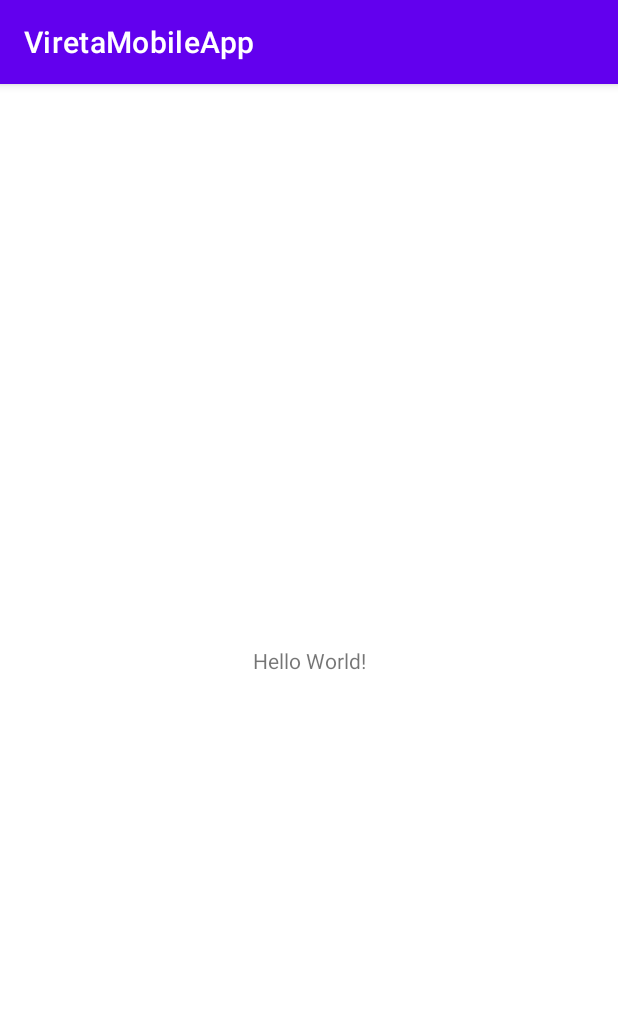
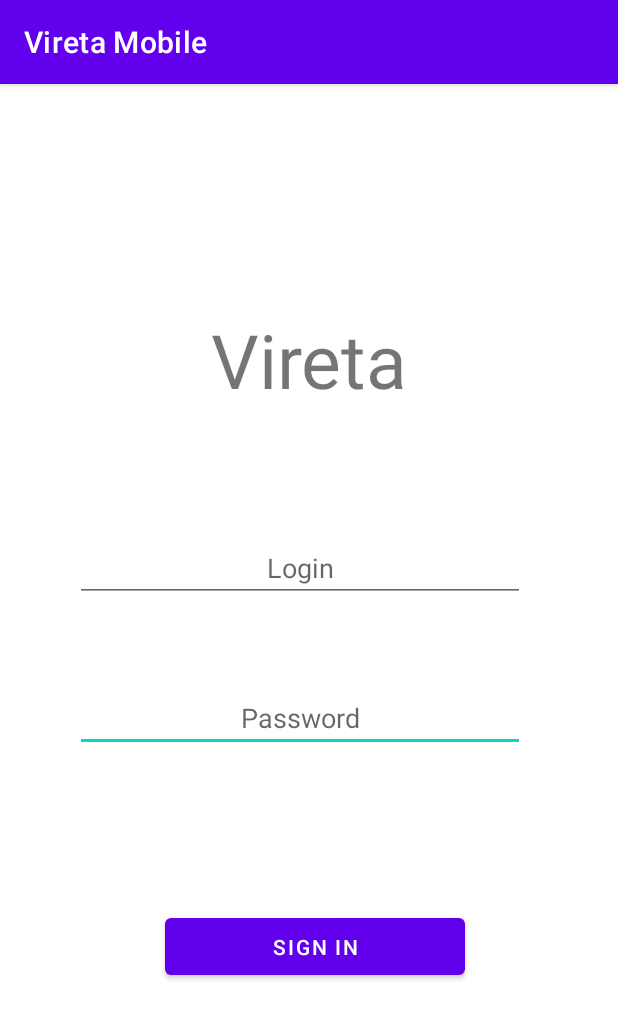
Before and after one commit to VladPryad/vireta-mobile, an Android app: the screen it shows after launch (MainActivity), on a phone screen of 412 x 824 dp. Shown: the top 1019 px of the screen. Run offline under Robolectric (Android 15) with nearby library versions, the phone set to English and light mode, and no system bars; our stand-ins replace data binding; libraries missing offline, so code that uses them is left out: org.jetbrains.anko.

Commit message:
Login done

```diff
--- a/app/src/main/AndroidManifest.xml
+++ b/app/src/main/AndroidManifest.xml
@@ -1,11 +1,14 @@
 <?xml version="1.0" encoding="utf-8"?>
 <manifest xmlns:android="http://schemas.android.com/apk/res/android"
     package="com.example.viretamobileapp">
+    <uses-permission android:name="android.permission.INTERNET" />
+    <uses-permission android:name="android.permission.ACCESS_NETWORK_STATE" />
 
     <application
         android:allowBackup="true"
+        android:usesCleartextTraffic="true"
         android:icon="@mipmap/ic_launcher"
-        android:label="@string/app_name"
+        android:label="Vireta Mobile"
         android:roundIcon="@mipmap/ic_launcher_round"
         android:supportsRtl="true"
         android:theme="@style/Theme.ViretaMobileApp">
--- /dev/null
+++ b/app/src/main/java/com/example/viretamobileapp/LoginFragment.kt
@@ -0,0 +1,99 @@
+package com.example.viretamobileapp
+
+import android.os.Bundle
+import android.util.Log
+import androidx.fragment.app.Fragment
+import android.view.LayoutInflater
+import android.view.View
+import android.view.ViewGroup
+import android.widget.Button
+import android.widget.EditText
+import android.widget.Toast
+import androidx.navigation.findNavController
+import org.jetbrains.anko.doAsync
+import org.jetbrains.anko.uiThread
+import org.json.JSONObject
+import java.net.URL
+
+// TODO: Rename parameter arguments, choose names that match
+// the fragment initialization parameters, e.g. ARG_ITEM_NUMBER
+private const val ARG_PARAM1 = "param1"
+private const val ARG_PARAM2 = "param2"
+
+/**
+ * A simple [Fragment] subclass.
+ * Use the [LoginFragment.newInstance] factory method to
+ * create an instance of this fragment.
+ */
+class LoginFragment : Fragment() {
+    // TODO: Rename and change types of parameters
+    private var param1: String? = null
+    private var param2: String? = null
+
+    override fun onCreate(savedInstanceState: Bundle?) {
+        super.onCreate(savedInstanceState)
+        arguments?.let {
+            param1 = it.getString(ARG_PARAM1)
+            param2 = it.getString(ARG_PARAM2)
+        }
+    }
+
+    override fun onCreateView(
+        inflater: LayoutInflater, container: ViewGroup?,
+        savedInstanceState: Bundle?
+    ): View? {
+        // Inflate the layout for this fragment
+        return inflater.inflate(R.layout.fragment_login, container, false)
+    }
+
+    override fun onViewCreated(view: View, savedInstanceState: Bundle?) {
+        super.onViewCreated(view, savedInstanceState)
+
+        val button: Button = view.findViewById(R.id.button_login) as Button
+        button.setOnClickListener { viewButton: View ->
+            var loginTextEdit = view.findViewById(R.id.text_login) as EditText
+            var passwordTextEdit = view.findViewById(R.id.text_password) as EditText
+            val login: String = loginTextEdit.text.toString()
+            val password: String = passwordTextEdit.text.toString()
+            if(password.toString().trim().equals("") or login.toString().trim().equals("")) {
+                Toast.makeText(activity, "Fields are not valid", Toast.LENGTH_LONG).show()
+            } else {
+                val url: String = "http://10.0.2.2:3000/account?username=$login&password=$password"
+                doAsync {
+                    val apiResponse = URL(url).readText()
+                    Log.d("RES", apiResponse)
+                    if(!JSONObject(apiResponse).getBoolean("isLoggedIn")) {
+                        uiThread {
+                            Toast.makeText(activity, "Unauthorized", Toast.LENGTH_LONG).show()
+                        }
+                    } else {
+                        uiThread {
+                            view.findNavController().navigate(R.id.action_loginFragment_to_mainFragment)
+                        }
+                    }
+                }
+
+            }
+        }
+    }
+
+    companion object {
+        /**
+         * Use this factory method to create a new instance of
+         * this fragment using the provided parameters.
+         *
+         * @param param1 Parameter 1.
+         * @param param2 Parameter 2.
+         * @return A new instance of fragment LoginFragment.
+         */
+        // TODO: Rename and change types and number of parameters
+        @JvmStatic
+        fun newInstance(param1: String, param2: String) =
+            LoginFragment().apply {
+                arguments = Bundle().apply {
+                    putString(ARG_PARAM1, param1)
+                    putString(ARG_PARAM2, param2)
+                }
+            }
+    }
+}
--- a/app/src/main/java/com/example/viretamobileapp/MainActivity.kt
+++ b/app/src/main/java/com/example/viretamobileapp/MainActivity.kt
@@ -2,6 +2,7 @@ package com.example.viretamobileapp
 
 import androidx.appcompat.app.AppCompatActivity
 import android.os.Bundle
+import com.example.viretamobileapp.R
 
 class MainActivity : AppCompatActivity() {
     override fun onCreate(savedInstanceState: Bundle?) {
--- a/app/src/main/res/layout/activity_main.xml
+++ b/app/src/main/res/layout/activity_main.xml
@@ -6,13 +6,16 @@
     android:layout_height="match_parent"
     tools:context=".MainActivity">
 
-    <TextView
-        android:layout_width="wrap_content"
-        android:layout_height="wrap_content"
-        android:text="Hello World!"
+    <androidx.fragment.app.FragmentContainerView
+        android:id="@+id/fragmentContainerView2"
+        android:name="androidx.navigation.fragment.NavHostFragment"
+        android:layout_width="0dp"
+        android:layout_height="0dp"
+        app:defaultNavHost="true"
         app:layout_constraintBottom_toBottomOf="parent"
-        app:layout_constraintLeft_toLeftOf="parent"
-        app:layout_constraintRight_toRightOf="parent"
-        app:layout_constraintTop_toTopOf="parent" />
-
+        app:layout_constraintEnd_toEndOf="parent"
+        app:layout_constraintHorizontal_bias="1.0"
+        app:layout_constraintStart_toStartOf="parent"
+        app:layout_constraintTop_toTopOf="parent"
+        app:navGraph="@navigation/nav_graph" />
 </androidx.constraintlayout.widget.ConstraintLayout>
--- /dev/null
+++ b/app/src/main/res/layout/fragment_login.xml
@@ -0,0 +1,54 @@
+<?xml version="1.0" encoding="utf-8"?>
+
+<layout xmlns:android="http://schemas.android.com/apk/res/android"
+    xmlns:tools="http://schemas.android.com/tools">
+    <FrameLayout
+        android:id="@+id/relativeLayout"
+        android:layout_width="match_parent"
+        android:layout_height="match_parent"
+        android:layout_gravity="center"
+        tools:context=".LoginFragment">
+
+        <TextView
+            android:id="@+id/textview_title"
+            android:layout_width="match_parent"
+            android:layout_height="100dp"
+            android:textSize="50sp"
+            android:gravity="center_horizontal"
+            android:layout_marginTop="150dp"
+            android:text="Vireta" />
+
+        <EditText
+            android:layout_width="300dp"
+            android:layout_height="wrap_content"
+            android:inputType="textPersonName"
+            android:hint="Password"
+            android:ems="10"
+            android:id="@+id/text_password"
+            android:gravity="center_horizontal"
+            android:layout_marginStart="50dp"
+            android:layout_marginEnd="8dp"
+            android:layout_marginTop="400dp" />
+        <EditText
+            android:layout_width="300dp"
+            android:layout_height="wrap_content"
+            android:inputType="textPersonName"
+            android:gravity="center_horizontal"
+            android:hint="Login"
+            android:ems="10"
+            android:id="@+id/text_login"
+            android:layout_marginStart="50dp"
+            android:layout_marginTop="300dp"/>
+
+
+        <Button
+            android:text="Sign In"
+            android:layout_width="200dp"
+            android:layout_height="50dp"
+            android:id="@+id/button_login" android:layout_marginBottom="32dp"
+            android:layout_marginStart="110dp"
+            android:layout_marginEnd="128dp"
+            android:layout_marginTop="550dp"/>
+
+    </FrameLayout>
+</layout>
--- /dev/null
+++ b/app/src/main/res/navigation/nav_graph.xml
@@ -0,0 +1,39 @@
+<?xml version="1.0" encoding="utf-8"?>
+<navigation xmlns:android="http://schemas.android.com/apk/res/android"
+    xmlns:app="http://schemas.android.com/apk/res-auto"
+    xmlns:tools="http://schemas.android.com/tools"
+    android:id="@+id/nav_graph"
+    app:startDestination="@id/loginFragment">
+
+    <fragment
+        android:id="@+id/loginFragment"
+        android:name="com.example.viretamobileapp.LoginFragment"
+        android:label="fragment_login"
+        tools:layout="@layout/fragment_login" >
+        <action
+            android:id="@+id/action_loginFragment_to_mainFragment"
+            app:destination="@id/mainFragment" />
+    </fragment>
+    <fragment
+        android:id="@+id/mainFragment"
+        android:name="com.example.viretamobileapp.MainFragment"
+        android:label="fragment_main"
+        tools:layout="@layout/fragment_main" >
+        <action
+            android:id="@+id/action_mainFragment_to_createFragment"
+            app:destination="@id/createFragment" />
+        <action
+            android:id="@+id/action_mainFragment_to_potFragment"
+            app:destination="@id/potFragment" />
+    </fragment>
+    <fragment
+        android:id="@+id/createFragment"
+        android:name="com.example.viretamobileapp.CreateFragment"
+        android:label="fragment_create"
+        tools:layout="@layout/fragment_create" />
+    <fragment
+        android:id="@+id/potFragment"
+        android:name="com.example.viretamobileapp.PotFragment"
+        android:label="fragment_pot"
+        tools:layout="@layout/fragment_pot" />
+</navigation>
--- a/app/src/main/res/values/strings.xml
+++ b/app/src/main/res/values/strings.xml
@@ -1,3 +1,5 @@
 <resources>
     <string name="app_name">ViretaMobileApp</string>
+    <!-- TODO: Remove or change this placeholder text -->
+    <string name="hello_blank_fragment">Hello blank fragment</string>
 </resources>
--- a/build.gradle
+++ b/build.gradle
@@ -4,6 +4,7 @@ buildscript {
     repositories {
         google()
         mavenCentral()
+        jcenter()
     }
     dependencies {
         classpath "com.android.tools.build:gradle:4.2.1"
```
Also changed, not shown: app/build.gradle (+26 -1 lines), app/src/main/java/com/example/viretamobileapp/CreateFragment.kt (added, +59 -0 lines), app/src/main/java/com/example/viretamobileapp/MainFragment.kt (added, +59 -0 lines), app/src/main/java/com/example/viretamobileapp/PotFragment.kt (added, +59 -0 lines), app/src/main/res/layout/fragment_create.xml (added, +14 -0 lines), app/src/main/res/layout/fragment_main.xml (added, +15 -0 lines), app/src/main/res/layout/fragment_pot.xml (added, +14 -0 lines).
